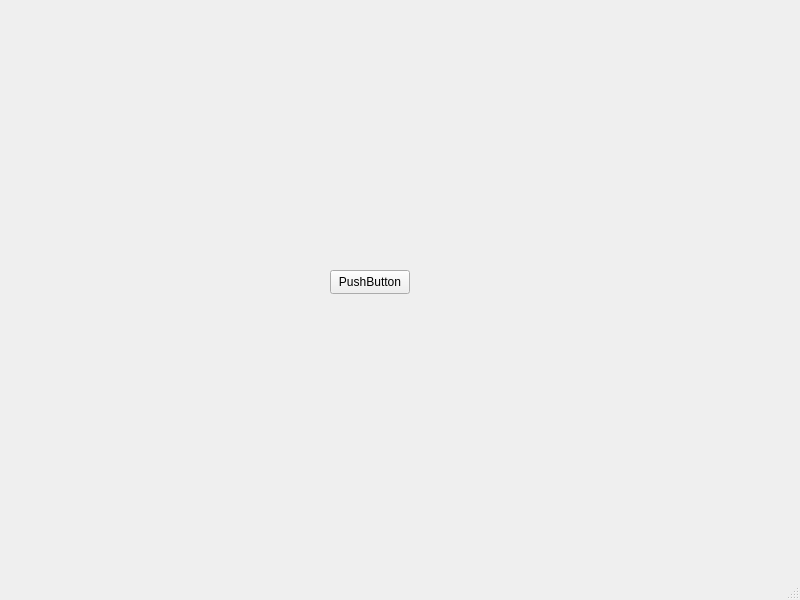
Before: the Qt Designer form window.ui in nichevone/Documentator, drawn with Qt 5.
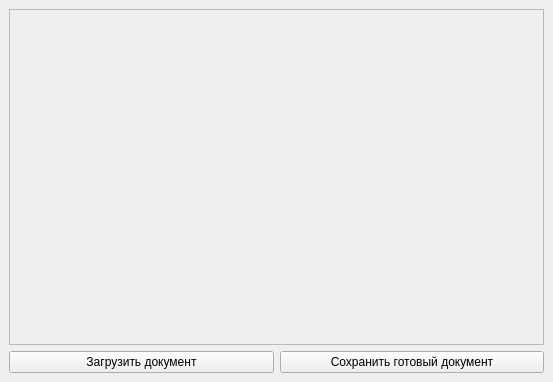
After: the same form once the commit is applied.

Commit message: Abilty to load document and replace bookmarks. Show bookmarks in the UI

Diff of the .ui file:
```diff
--- a/window.ui
+++ b/window.ui
@@ -6,27 +6,47 @@
    <rect>
     <x>0</x>
     <y>0</y>
-    <width>800</width>
-    <height>600</height>
+    <width>553</width>
+    <height>382</height>
    </rect>
   </property>
   <property name="windowTitle">
    <string>Window</string>
   </property>
   <widget class="QWidget" name="centralwidget">
-   <widget class="QPushButton" name="pushButton">
+   <layout class="QGridLayout" name="gridLayout">
+    <item row="0" column="0" colspan="2">
+     <widget class="QScrollArea" name="scrollArea">
+      <property name="widgetResizable">
+       <bool>true</bool>
+      </property>
+      <widget class="QWidget" name="scrollAreaWidgetContents">
     <property name="geometry">
      <rect>
-      <x>330</x>
-      <y>270</y>
-      <width>80</width>
-      <height>24</height>
-     </rect>
-    </property>
+         <x>0</x>
+         <y>0</y>
+         <width>533</width>
+         <height>311</height>
+        </rect>
+       </property>
+      </widget>
+     </widget>
+    </item>
+    <item row="1" column="0">
+     <widget class="QPushButton" name="loadButton">
     <property name="text">
-     <string>PushButton</string>
-    </property>
-   </widget>
+       <string>Загрузить документ</string>
+      </property>
+     </widget>
+    </item>
+    <item row="1" column="1">
+     <widget class="QPushButton" name="saveButton">
+      <property name="text">
+       <string>Сохранить готовый документ</string>
+      </property>
+     </widget>
+    </item>
+   </layout>
   </widget>
   <widget class="QMenuBar" name="menubar">
    <property name="geometry">
@@ -38,7 +58,6 @@
     </rect>
    </property>
   </widget>
-  <widget class="QStatusBar" name="statusbar"/>
  </widget>
  <resources/>
  <connections/>
```
Left out of the diff: 2 changed lines with no effect on the pictures. Lines whose indentation alone changed are shown as unchanged. The commit also changes 10 other files.
